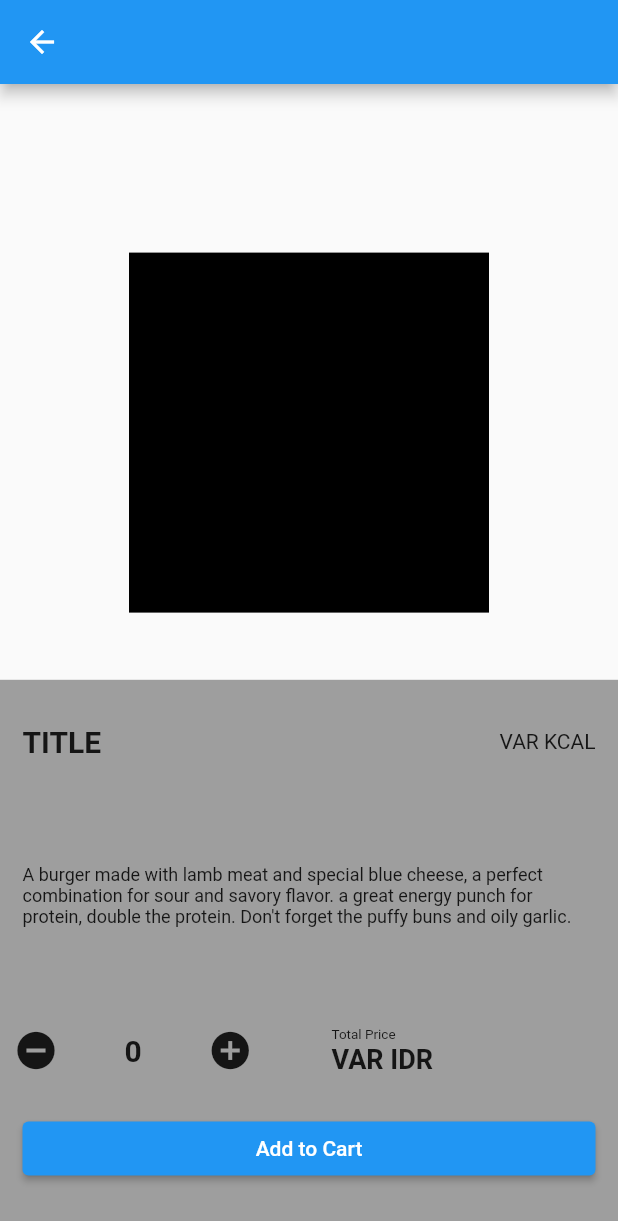
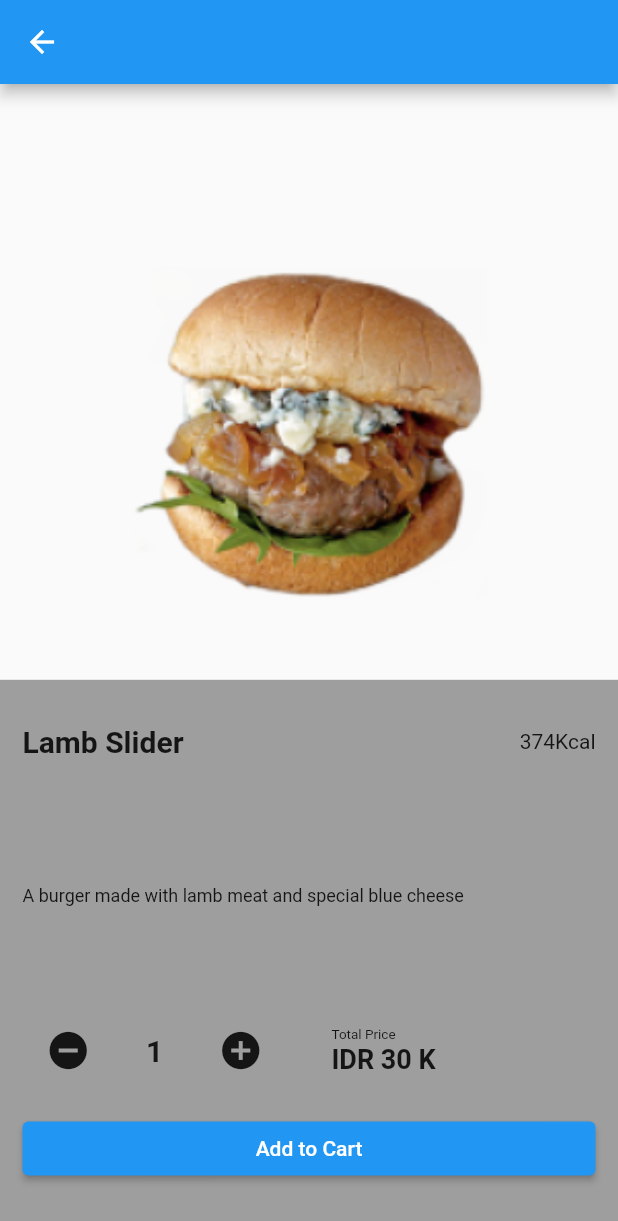
Before and after one commit to Radityaz/atr_burger, a Flutter app: the BurgerSection screen opened directly, after a tap on "Lamb Slider", on a phone screen of 412 x 824 dp. Shown: the top 1221 px of the screen. Run offline on Flutter 3.47's test engine with Material 2 defaults, Android fonts, the phone set to English and light mode, and no system bars; our stand-ins replace get.

Commit message:
fifth commit

```diff
--- a/lib/controller/countercontroller.dart
+++ b/lib/controller/countercontroller.dart
@@ -0,0 +1,44 @@
+import 'package:atr_burger/model/productmodel.dart';
+import 'package:get/get.dart';
+
+//getx class
+class CounterController extends GetxController {
+  //jangan lupa tambah .obs (Observer)
+  //tambahkan Rx bila ingin membuat data observer/obs
+  //obs adalah data yang akan dirubah bila suatu hal terjadi kepada variable tersebut
+  RxInt productcount = 0.obs;
+  //membuat dictionary
+  var _products = {}.obs;
+
+  void reset() {
+    productcount = 1.obs;
+  }
+
+  void increment() {
+  productcount + 1;
+  }
+
+  void decrement() {
+  if (productcount > 1) {
+     productcount - 1;
+  }
+  }
+
+  //menambahkan barang
+  void addProduct(Product product) {
+    if (_products.containsKey(product)) {
+      _products[product] +=1;
+    } else {
+      _products[product] = 1;
+    }
+    Get.snackbar("Product Added", "You have added the ${product.name} to the cart");
+    SnackPosition: SnackPosition.BOTTOM;
+    duration: Duration(seconds: 2);
+  }
+
+  //menemukan id barang di dalam _products
+  get products => _products;
+
+
+
+}
--- a/lib/main.dart
+++ b/lib/main.dart
@@ -1,5 +1,6 @@
 import 'package:atr_burger/page/splashscreen.dart';
 import 'package:flutter/material.dart';
+import 'package:get/get.dart';
 
 void main() {
   runApp(const MyApp());
@@ -10,7 +11,7 @@ class MyApp extends StatelessWidget {
 
   @override
   Widget build(BuildContext context) {
-    return MaterialApp(
+    return GetMaterialApp(
       debugShowCheckedModeBanner: false,
       home: SplashScreen(),
     );
--- a/lib/page/burgerpage.dart
+++ b/lib/page/burgerpage.dart
@@ -1,14 +1,16 @@
 import 'dart:ui';
 
+import 'package:atr_burger/controller/countercontroller.dart';
 import 'package:atr_burger/model/productmodel.dart';
 import 'package:atr_burger/page/descriptionpage.dart';
 import 'package:flutter/material.dart';
 import 'package:flutter/src/widgets/container.dart';
 import 'package:flutter/src/widgets/framework.dart';
+import 'package:get/get.dart';
+import 'package:get/get_core/src/get_main.dart';
 
 class BurgerSection extends StatelessWidget {
-  const BurgerSection({super.key});
-
+  BurgerSection({super.key});
   @override
   Widget build(BuildContext context) {
     return Scaffold(
@@ -32,6 +34,7 @@ class BurgerSection extends StatelessWidget {
 
 class CatalogProductCart extends StatelessWidget {
   final int index;
+  final counterC = Get.put(CounterController());
   CatalogProductCart({super.key,required this.index});
 
   @override
@@ -39,7 +42,8 @@ class CatalogProductCart extends StatelessWidget {
     return InkWell(
             onTap: () {
               Navigator.push(context,
-                  MaterialPageRoute(builder: (context) => DescriptionPage()));
+                  MaterialPageRoute(builder: (context) => DescriptionPage(Index: index)));
+                  counterC.reset();
             },
             child: Container(
               // color: Colors.amber,
--- a/lib/page/descriptionpage.dart
+++ b/lib/page/descriptionpage.dart
@@ -1,11 +1,21 @@
 import 'dart:ui';
 
+import 'package:atr_burger/controller/countercontroller.dart';
+import 'package:atr_burger/model/productmodel.dart';
+import 'package:atr_burger/page/orderlist.dart';
 import 'package:flutter/material.dart';
 import 'package:flutter/src/widgets/container.dart';
 import 'package:flutter/src/widgets/framework.dart';
+import 'package:get/get.dart';
 
 class DescriptionPage extends StatelessWidget {
-  const DescriptionPage({super.key});
+  DescriptionPage({required this.Index});
+  // buat final untuk memanggil controller
+  //final %nama% = Get.put(%nama class controller%);
+  final counterC = Get.put(CounterController());
+  int price = 25;
+
+  int Index = 0;
 
   @override
   Widget build(BuildContext context) {
@@ -21,9 +31,9 @@ class DescriptionPage extends StatelessWidget {
                 mainAxisAlignment: MainAxisAlignment.center,
                 children: [
                   Container(
-                    color: Colors.black,
                     height: 240,
                     width: 240,
+                    child: Image.asset(Product.products[Index].image, fit: BoxFit.contain,),
                   )
                 ],
               )),
@@ -41,7 +51,7 @@ class DescriptionPage extends StatelessWidget {
                         padding: EdgeInsets.only(left: 15),
                         width: MediaQuery.of(context).size.width * 0.50,
                         child: Text(
-                          "TITLE",
+                          Product.products[Index].name,
                           style: TextStyle(
                               fontSize: 20, fontWeight: FontWeight.bold),
                         ),
@@ -50,7 +60,7 @@ class DescriptionPage extends StatelessWidget {
                         padding: EdgeInsets.only(right: 15),
                         alignment: Alignment.centerRight,
                         width: MediaQuery.of(context).size.width * 0.50,
-                        child: Text("VAR KCAL"),
+                        child: Text(Product.products[Index].calorie.toString() + "Kcal"),
                       ),
                     ],
                   ),
@@ -61,7 +71,7 @@ class DescriptionPage extends StatelessWidget {
                   height: MediaQuery.of(context).size.height * 0.15,
                   width: MediaQuery.of(context).size.width,
                   child: Text(
-                    "A burger made with lamb meat and special blue cheese, a perfect combination for sour and savory flavor. a great energy punch for protein, double the protein. Don't forget the puffy buns and oily garlic.",
+                    Product.products[Index].description,
                     maxLines: 5,
                     style: TextStyle(fontSize: 12),
                   ),
@@ -70,13 +80,45 @@ class DescriptionPage extends StatelessWidget {
                   height: MediaQuery.of(context).size.height * 0.10,
                   child: Row(
                     children: [
-                      Container(
-                        width: MediaQuery.of(context).size.width * 0.50,
-                        child: Row(children: [
-                          IconButton(onPressed: () {}, icon: Icon(Icons.remove_circle,size: 30,),
-                          ),Container(margin: EdgeInsets.only(left: 35,right: 35), child: Text("0",style: TextStyle(fontSize: 20,fontWeight: FontWeight.bold),)),
-                          IconButton(onPressed: () {}, icon: Icon(Icons.add_circle,size: 30))
-                        ],)
+                      Align(
+                        child: Container(
+                            width: MediaQuery.of(context).size.width * 0.50,
+                            child: Row(
+                              mainAxisAlignment: MainAxisAlignment.center,
+                              crossAxisAlignment: CrossAxisAlignment.center,
+                              children: [
+                                IconButton(
+                                  alignment: Alignment.centerLeft,
+                                  onPressed: () {
+                                    counterC.decrement();
+                                  },
+                                  icon: Icon(
+                                    Icons.remove_circle,
+                                    size: 30,
+                                  ),
+                                  //Obx adalah sebuah class
+                                  //fungsi obx adalah untuk merubah tampilan suatu element di dalam dungsi obx
+                                  //untuk memanggil variable, jangan lupa tambahkan class controller lewat final variable di atas @override
+                                ),
+                                Container(
+                                  width: 65,
+                                    // margin: EdgeInsets.only(left: 30, right: 30),
+                                    child: Obx((() => Text(
+                                          "${counterC.productcount}",
+                                          textAlign: TextAlign.center,
+                                          style: TextStyle(
+                                              fontSize: 20,
+                                              fontWeight: FontWeight.bold),
+                                        )))),
+                                IconButton(
+                                  alignment: Alignment.centerRight,
+                                    onPressed: () {
+                                      //nama class controller lalu void yang dituju
+                                      counterC.increment();
+                                    },
+                                    icon: Icon(Icons.add_circle, size: 30))
+                              ],
+                            )),
                       ),
                       Container(
                         padding: EdgeInsets.only(left: 15),
@@ -90,17 +132,24 @@ class DescriptionPage extends StatelessWidget {
                               "Total Price",
                               style: TextStyle(fontSize: 9),
                             ),
-                            Text("VAR IDR",
+                            Obx((() => Text("IDR ${counterC.productcount * Product.products[Index].price} K ",
                                 style: TextStyle(
-                                    fontSize: 18, fontWeight: FontWeight.bold))
+                                    fontSize: 18, fontWeight: FontWeight.bold))))
                           ],
                         ),
                       ),
-
                     ],
                   ),
                 ),
-                Container( margin: EdgeInsets.only(left: 15,right: 15), width: MediaQuery.of(context).size.width ,child: ElevatedButton(onPressed: () {}, child: Text("Add to Cart")))
+                Container(
+                    margin: EdgeInsets.only(left: 15, right: 15),
+                    width: MediaQuery.of(context).size.width,
+                    child: ElevatedButton(
+                        onPressed: () {
+
+                          counterC.addProduct(Product.products[Index]);
+                                                    // Get.to(OrderList());
+                        }, child: Text("Add to Cart")))
               ],
             ),
           )
--- a/pubspec.yaml
+++ b/pubspec.yaml
@@ -36,6 +36,7 @@ dependencies:
   # The following adds the Cupertino Icons font to your application.
   # Use with the CupertinoIcons class for iOS style icons.
   cupertino_icons: ^1.0.2
+  get: ^4.6.5
 
 dev_dependencies:
   flutter_test:
```
Also changed, not shown: lib/page/drinkpage.dart (+6 -1 lines), lib/page/orderlist.dart (+78 -49 lines), pubspec.lock.
